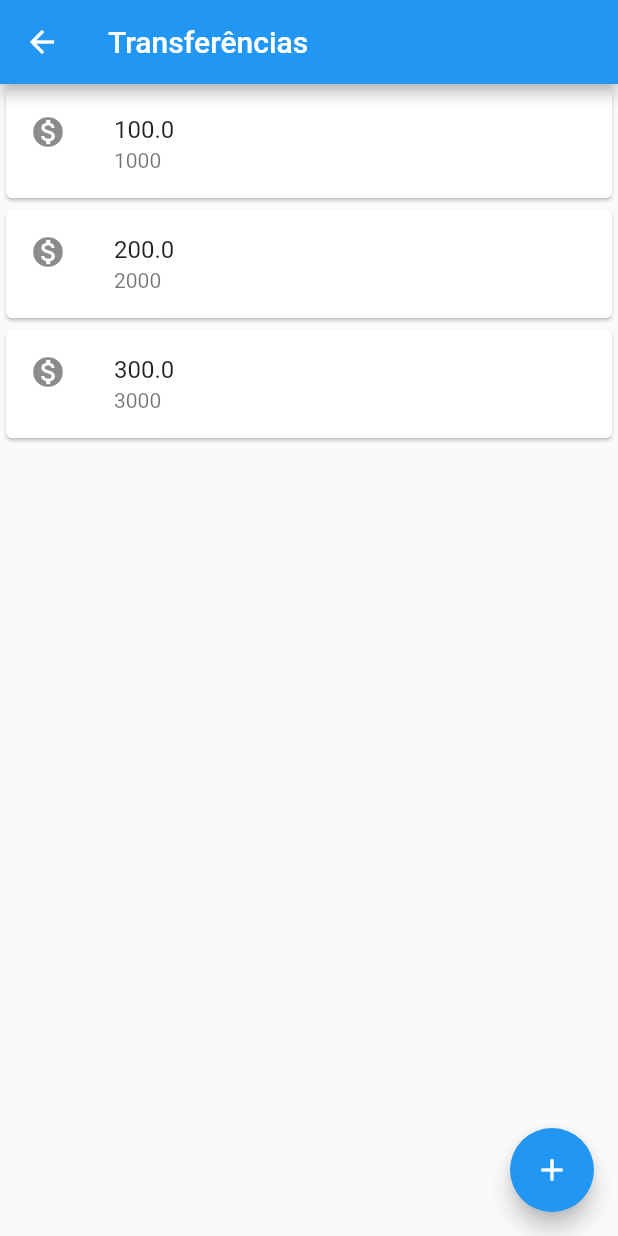
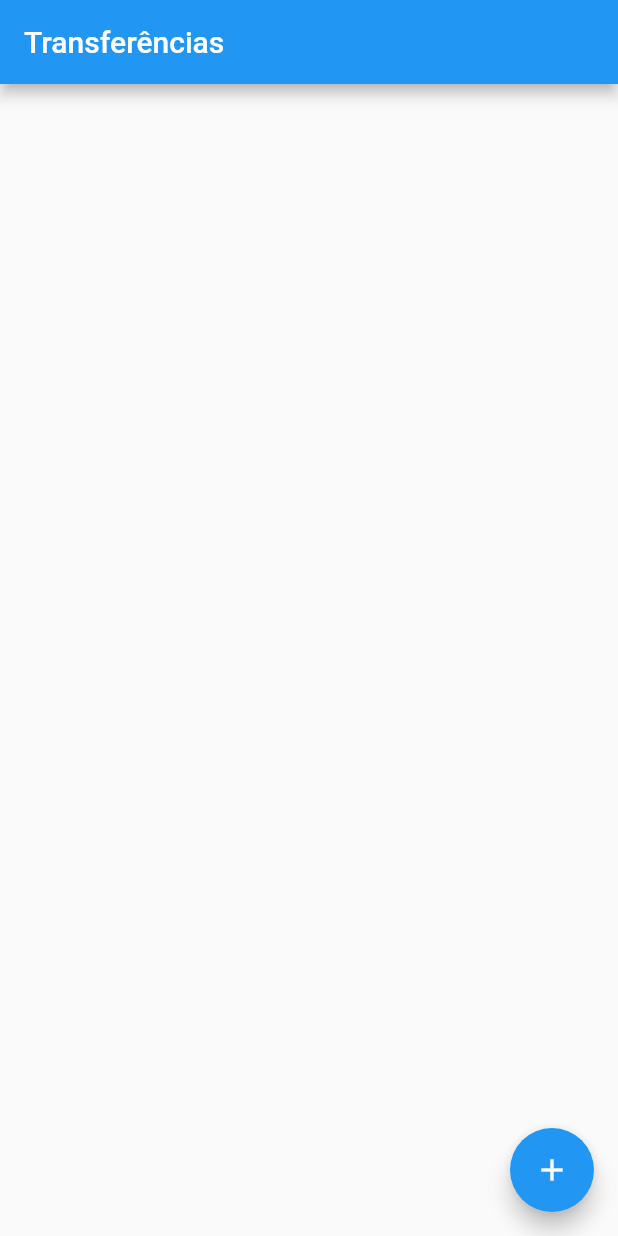
Before and after one commit to irscin/FlutterBytebank, a Flutter app: the ListaTransferencias screen opened directly, on a phone screen of 412 x 824 dp. Run offline on Flutter 3.47's test engine with Material 2 defaults, Android fonts, the phone set to English and light mode, and no system bars.

```diff
--- a/lib/main.dart
+++ b/lib/main.dart
@@ -7,7 +7,7 @@ class BytebankApp extends StatelessWidget {
   Widget build(BuildContext context) {
     return MaterialApp(
       home: Scaffold(
-        body: FormularioTransferencia(),
+        body: ListaTransferencias(),
       ),
     );
   }
@@ -30,13 +30,13 @@ class FormularioTransferencia extends StatelessWidget {
             Editor(controlador: _controladorCampoValor, rotulo: "Valor", dica: "00.00", icone: Icons.monetization_on),
             RaisedButton(
               child: Text('Confirmar'),
-              onPressed: () => _criaTransferencia(),
+              onPressed: () => _criaTransferencia(context),
             )
           ],
         ));
   }
 
-  void _criaTransferencia() {
+  void _criaTransferencia(BuildContext context) {
      final int numeroConta =
         int.tryParse(_controladorCampoNumeroConta.text);
     final double valor =
@@ -44,6 +44,7 @@ class FormularioTransferencia extends StatelessWidget {
     if (numeroConta != null && valor != null) {
       final transferenciaCriada = Transferencia(valor, numeroConta);
       debugPrint('$transferenciaCriada');
+      Navigator.pop(context, transferenciaCriada);
     }
   }
 }
@@ -76,22 +77,44 @@ class Editor extends StatelessWidget {
 }
 
 
-class ListaTransferencias extends StatelessWidget {
+class ListaTransferencias extends StatefulWidget {
+  final List<Transferencia> _transferencias=List();
+
+  @override
+  State<StatefulWidget> createState() {
+    // TODO: implement createState
+    return ListaTransferenciasState();
+  }
+}
+
+//State vai ser executado sempre que o Stateful Widget que o usa for interagido
+class ListaTransferenciasState extends State<ListaTransferencias>{
+
   @override
   Widget build(BuildContext context) {
     return Scaffold(
       appBar: AppBar(
         title: Text('Transferências'),
       ),
-      body: Column(
-        children: <Widget>[
-          ItemTransferencia(Transferencia(100.0, 1000)),
-          ItemTransferencia(Transferencia(200.0, 2000)),
-          ItemTransferencia(Transferencia(300.0, 3000)),
-        ],
+      //ListViewBuilder é necessário para situações diânmicas. ListView comum para situações estáticas.
+      body: ListView.builder(
+          itemCount: widget._transferencias.length,
+          itemBuilder: (context, indice){
+            return ItemTransferencia(widget._transferencias[indice]);
+          }
       ),
       floatingActionButton: FloatingActionButton(
-        child: Icon(Icons.add),
+        child: Icon(Icons.add), onPressed: (){
+        //MaterialPageRoute cria a rota para troca de tela já com todos os artefatos aderentes ao material design
+        //Criar um future é útil para receber valores de volta uma vez que tivermos terminado com a tela
+        final Future<Transferencia> future = Navigator.push(context, MaterialPageRoute(builder: (context){
+          return FormularioTransferencia();
+        }));
+        future.then((transferenciaRecebida){
+          debugPrint('$transferenciaRecebida');
+          widget._transferencias.add(transferenciaRecebida);
+        });
+      },
       ),
     );
   }
```
